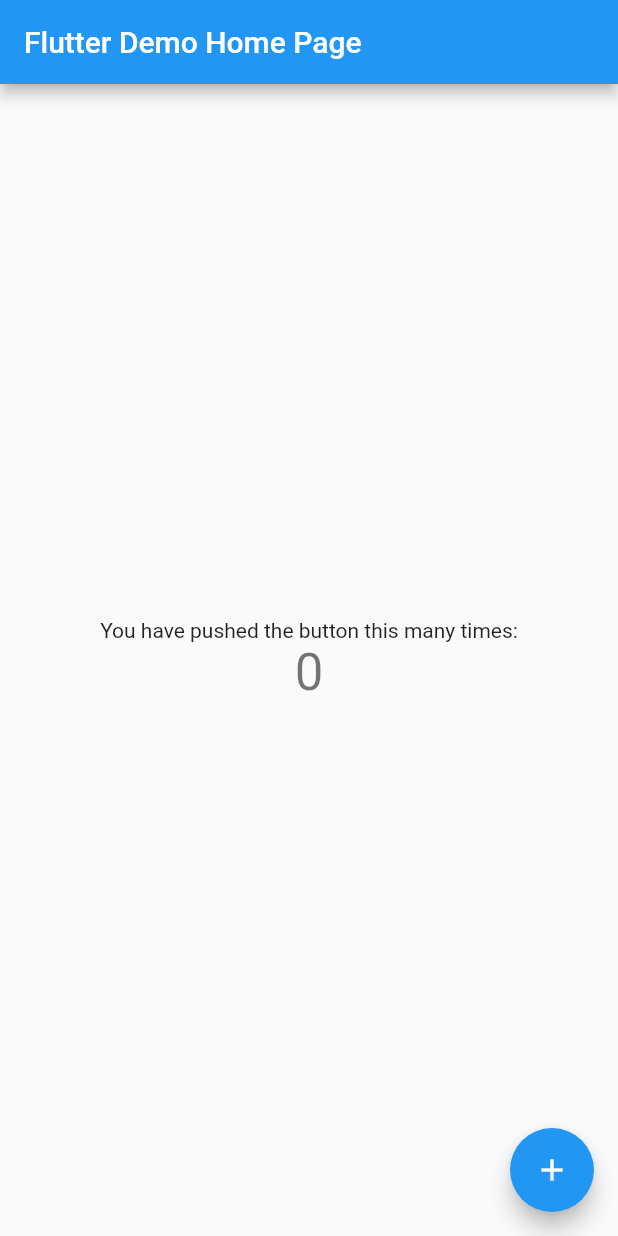
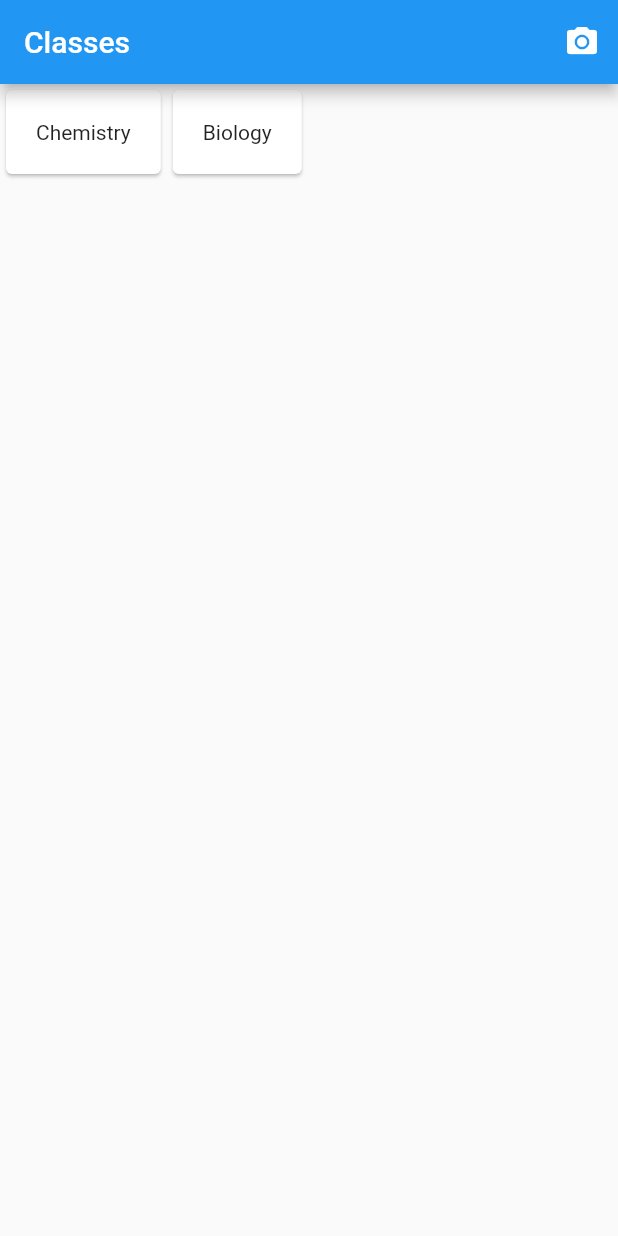
Before and after one commit to oniewankenobi/classroom, a Flutter app: the screen it shows after launch, on a phone screen of 412 x 824 dp. Run offline on Flutter 3.47's test engine with Material 2 defaults, Android fonts, the phone set to English and light mode, and no system bars.

Commit message:
Added all the pages.

```diff
--- a/classroom/lib/HomePage.dart
+++ b/classroom/lib/HomePage.dart
@@ -1,6 +1,9 @@
 
+import 'package:classroom/ScannerPage.dart';
 import 'package:flutter/cupertino.dart';
 import 'package:flutter/material.dart';
+
+import 'ClassPage.dart';
 
 class MyHomePage extends StatefulWidget {
   MyHomePage({Key key, this.title}) : super(key: key);
@@ -12,38 +15,48 @@
 }
 
 class _MyHomePageState extends State<MyHomePage> {
-  int _counter = 0;
-
-  void _incrementCounter() {
-    setState(() {
-      _counter++;
-    });
-  }
-
   @override
   Widget build(BuildContext context) {
     return Scaffold(
       appBar: AppBar(
-        title: Text(widget.title),
+        title: Text("Classes"),
+        actions: <Widget>[
+          IconButton(
+            icon: Icon(Icons.camera_alt),
+            onPressed: () => Navigator.push(
+              context,
+              MaterialPageRoute(
+                builder: (context) => ScannerPage()
+              ),
+            ),
+          ),
+        ],
       ),
-      body: Center(
-        child: Column(
-          mainAxisAlignment: MainAxisAlignment.center,
-          children: <Widget>[
-            Text(
-              'You have pushed the button this many times:',
-            ),
-            Text(
-              '$_counter',
-              style: Theme.of(context).textTheme.headline4,
-            ),
-          ],
+      body: Row(
+        children: <Widget>[
+          _buildClassCard(context, "Chemistry"),
+          _buildClassCard(context, "Biology"),
+        ],
+      ),
+    );
+  }
+
+  Widget _buildClassCard(BuildContext context, String title) {
+    return GestureDetector(
+      onTap: () {
+        Navigator.push(
+          context,
+          MaterialPageRoute(
+            builder: (context) => ClassPage(title)
+          ),
+        );
+      },
+      child: Card(
+        color: Colors.white,
+        child: Container(
+          padding: EdgeInsets.all(20.0),
+          child: Text(title),
         ),
-      ),
-      floatingActionButton: FloatingActionButton(
-        onPressed: _incrementCounter,
-        tooltip: 'Increment',
-        child: Icon(Icons.add),
       ),
     );
   }
--- a/classroom/lib/main.dart
+++ b/classroom/lib/main.dart
@@ -15,7 +15,7 @@
         primarySwatch: Colors.blue,
         visualDensity: VisualDensity.adaptivePlatformDensity,
       ),
-      home: MyHomePage(title: 'Flutter Demo Home Page'),
+      home: MyHomePage(title: 'classroom'),
     );
   }
 }
```
Also changed, not shown: classroom/lib/ARPage.dart (added, +21 -0 lines), classroom/lib/ClassPage.dart (added, +52 -0 lines), classroom/lib/ScannerPage.dart (added, +15 -0 lines).
